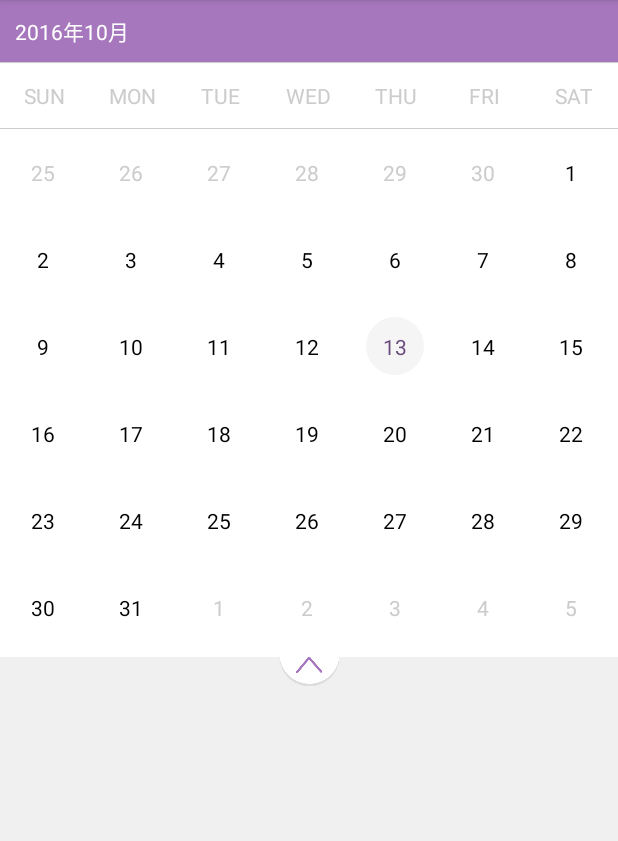
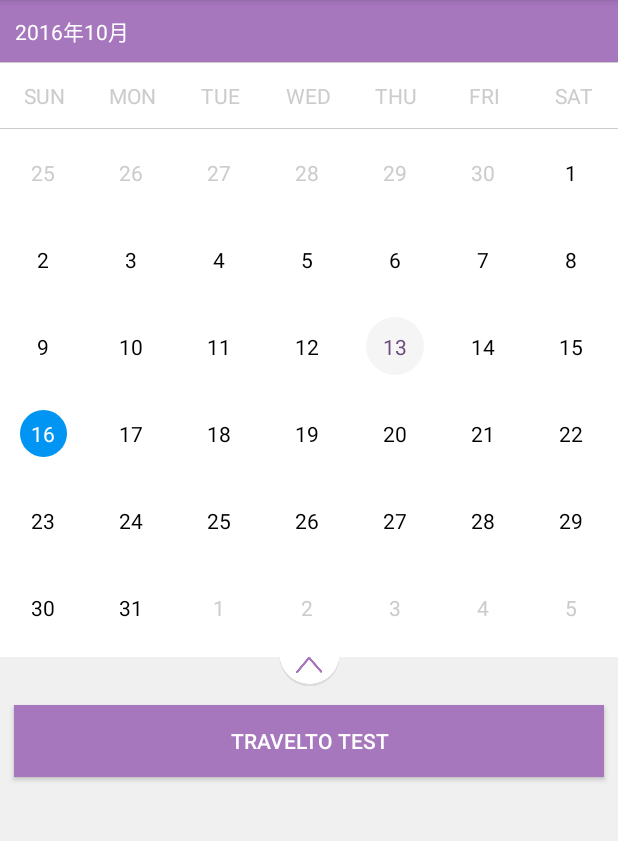
Before and after one commit to SpongeBobSun/mCalendarView, an Android app: the ExpMainActivity screen opened directly, with no data from a screen before it, on a phone screen of 412 x 824 dp, the part 84-925 px from its top. Run offline under Robolectric (Android 15) with nearby library versions, the light colour scheme and no system bars.

Commit message:
Resolve #27

```diff
--- a/app/src/main/java/sun/bob/mcalendarviewtest/ExpMainActivity.java
+++ b/app/src/main/java/sun/bob/mcalendarviewtest/ExpMainActivity.java
@@ -12,6 +12,7 @@ import sun.bob.mcalendarview.CellConfig;
 import sun.bob.mcalendarview.listeners.OnExpDateClickListener;
 import sun.bob.mcalendarview.listeners.OnMonthScrollListener;
 import sun.bob.mcalendarview.views.ExpCalendarView;
+import sun.bob.mcalendarview.vo.DateData;
 
 
 public class ExpMainActivity extends AppCompatActivity {
@@ -44,7 +45,7 @@ public class ExpMainActivity extends AppCompatActivity {
 
         imageInit();
 
-        expCalendarView.markDate(2016, 3, 16);
+        expCalendarView.markDate(2016, 10, 16);
     }
 
     private boolean ifExpand = true;
@@ -69,5 +70,7 @@ public class ExpMainActivity extends AppCompatActivity {
             }
         });
     }
-
+    public void TravelToClick(View v) {
+         expCalendarView.travelTo(new DateData(1980, 11, 14));
+   }
 }
--- a/app/src/main/res/layout/exp_main_activity.xml
+++ b/app/src/main/res/layout/exp_main_activity.xml
@@ -4,7 +4,7 @@
     android:layout_height="match_parent"
     android:orientation="vertical"
     android:background="#f0f0f0"
-    tools:context="sun.bob.mcalendarviewtest.MainActivityExp">
+    tools:context="sun.bob.mcalendarviewtest.ExpMainActivityExp">
 
 
     <TextView
@@ -45,6 +45,15 @@
         android:layout_height="wrap_content"
         android:layout_gravity="center_horizontal"
         android:src="@mipmap/icon_arrow_up" />
-
+    <Button
+         android:layout_width="match_parent"
+         android:layout_height="wrap_content"
+         android:layout_marginLeft="9dp"
+         android:layout_marginRight="9dp"
+         android:layout_marginTop="12dp"
+         android:background="#a677bd"
+         android:onClick="TravelToClick"
+         android:text="travelto test"
+         android:textColor="@android:color/white" />
 
 </LinearLayout>
--- a/build.gradle
+++ b/build.gradle
@@ -5,7 +5,7 @@ buildscript {
         jcenter()
     }
     dependencies {
-        classpath 'com.android.tools.build:gradle:1.3.0'
+        classpath 'com.android.tools.build:gradle:2.1.3'
         classpath 'com.jfrog.bintray.gradle:gradle-bintray-plugin:1.0'
         // NOTE: Do not place your application dependencies here; they belong
         // in the individual module build.gradle files
```
Also changed, not shown: mcalendarview/src/main/java/sun/bob/mcalendarview/views/ExpCalendarView.java (+23 -6 lines).
